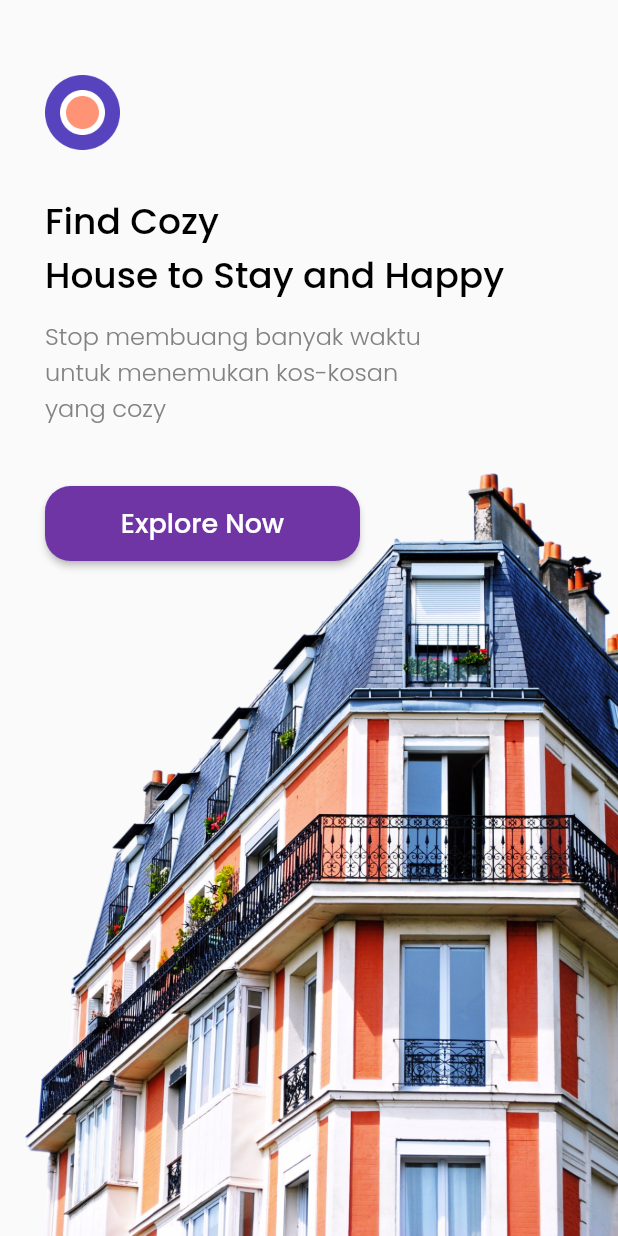
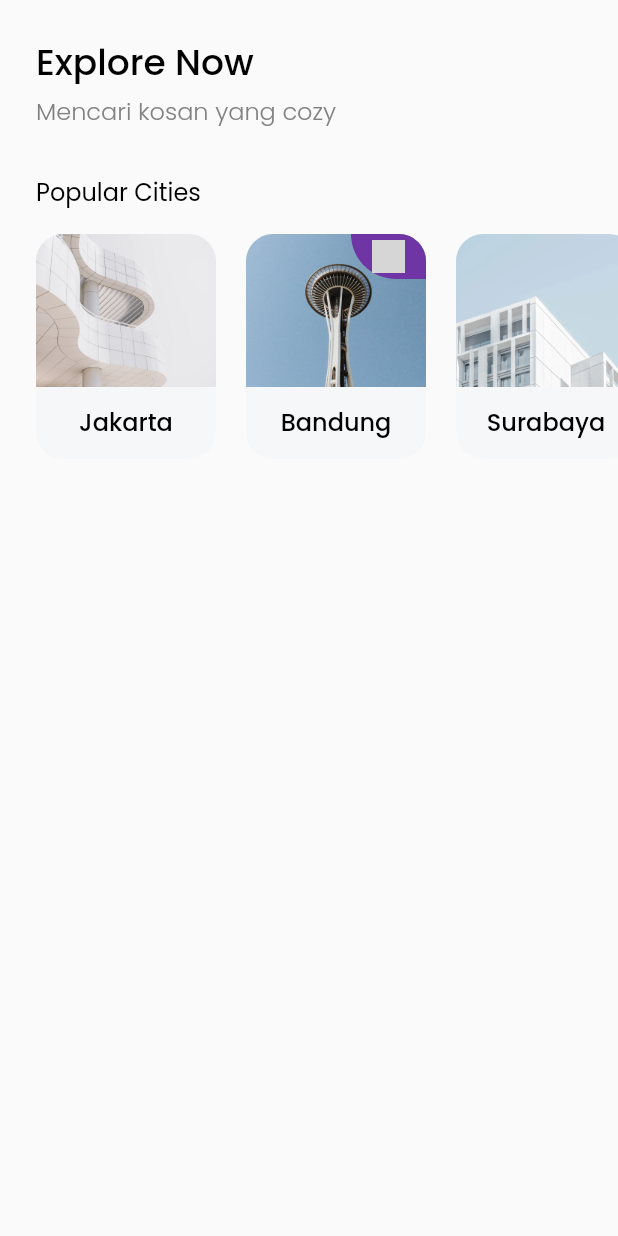
Before and after one commit to Al-Aswad/belajar-flutter-cozy, a Flutter app: the screen it shows after launch, after a tap on "Explore Now", on a phone screen of 412 x 824 dp. Run offline on Flutter 3.47's test engine with Material 2 defaults, Android fonts, the phone set to English and light mode, and no system bars; our stand-ins replace google_fonts; grey boxes are pictures that could not be loaded.

Commit message:
feat: popular cities

```diff
--- /dev/null
+++ b/lib/models/city.dart
@@ -0,0 +1,12 @@
+class City {
+  int id;
+  String name;
+  String image_url;
+  bool isPopular;
+
+  City(
+      {required this.id,
+      required this.name,
+      required this.image_url,
+      this.isPopular = false});
+}
--- /dev/null
+++ b/lib/pages/home_page.dart
@@ -0,0 +1,85 @@
+import 'package:cozy_kost/theme.dart';
+import 'package:cozy_kost/widgets/city_card.dart';
+import 'package:flutter/material.dart';
+import 'package:cozy_kost/models/city.dart';
+
+class HomePage extends StatelessWidget {
+  @override
+  Widget build(BuildContext context) {
+    return Scaffold(
+      body: SafeArea(
+        child: Padding(
+          padding: EdgeInsets.symmetric(vertical: edge),
+          child: ListView(
+            children: [
+              // NOTE: TITLE/HEADER
+              Padding(
+                padding: EdgeInsets.only(left: edge),
+                child: Text(
+                  'Explore Now',
+                  style: blackTextStyle.copyWith(fontSize: 24),
+                ),
+              ),
+              SizedBox(height: 2),
+              Padding(
+                padding: EdgeInsets.only(
+                  left: edge,
+                ),
+                child: Text(
+                  'Mencari kosan yang cozy',
+                  style: greyTextStyle.copyWith(fontSize: 16),
+                ),
+              ),
+              SizedBox(height: 30),
+              // NOTE: POPULAR CITIES
+              Padding(
+                padding: EdgeInsets.only(
+                  left: edge,
+                ),
+                child: Text(
+                  'Popular Cities',
+                  style: redularTextStyle.copyWith(fontSize: 16),
+                ),
+              ),
+              SizedBox(height: 16),
+              Container(
+                height: 150,
+                child: ListView(
+                  scrollDirection: Axis.horizontal,
+                  children: [
+                    const SizedBox(width: 24),
+                    CityCard(
+                      City(
+                        id: 1,
+                        name: 'Jakarta',
+                        image_url: 'assets/images/city1.png',
+                      ),
+                    ),
+                    const SizedBox(width: 20),
+                    CityCard(
+                      City(
+                        id: 1,
+                        name: 'Bandung',
+                        image_url: 'assets/images/city2.png',
+                        isPopular: true,
+                      ),
+                    ),
+                    const SizedBox(width: 20),
+                    CityCard(
+                      City(
+                        id: 1,
+                        name: 'Surabaya',
+                        image_url: 'assets/images/city3.png',
+                      ),
+                    ),
+                    const SizedBox(width: 24),
+                  ],
+                ),
+              )
+            ],
+          ),
+        ),
+      ),
+    );
+  }
+}
--- a/lib/pages/splash_page.dart
+++ b/lib/pages/splash_page.dart
@@ -1,3 +1,4 @@
+import 'package:cozy_kost/pages/home_page.dart';
 import 'package:cozy_kost/theme.dart';
 import 'package:flutter/material.dart';
 
@@ -52,7 +53,14 @@ class SplashPage extends StatelessWidget {
                         height: 50,
                         width: 210,
                         child: ElevatedButton(
-                          onPressed: () {},
+                          onPressed: () {
+                            Navigator.push(
+                              context,
+                              MaterialPageRoute(
+                                builder: (context) => HomePage(),
+                              ),
+                            );
+                          },
                           style: ElevatedButton.styleFrom(
                             backgroundColor: purpuleColor,
                             shape: RoundedRectangleBorder(
--- a/lib/theme.dart
+++ b/lib/theme.dart
@@ -6,6 +6,8 @@ Color orangeColor = const Color(0xffFFA000);
 Color blackColor = const Color(0xff000000);
 Color whiteColor = const Color(0xffFFFFFF);
 Color greyColor = const Color(0xff828282);
+
+double edge = 24;
 
 TextStyle blackTextStyle = GoogleFonts.poppins(
   fontWeight: FontWeight.w500,
@@ -24,3 +26,8 @@ TextStyle purpleTextStyle = GoogleFonts.poppins(
   fontWeight: FontWeight.w500,
   color: purpuleColor,
 );
+
+TextStyle redularTextStyle = GoogleFonts.poppins(
+  fontWeight: FontWeight.w400,
+  color: blackColor,
+);
--- /dev/null
+++ b/lib/widgets/city_card.dart
@@ -0,0 +1,57 @@
+import 'package:cozy_kost/models/city.dart';
+import 'package:cozy_kost/theme.dart';
+import 'package:flutter/material.dart';
+
+class CityCard extends StatelessWidget {
+  final City city;
+
+  const CityCard(this.city);
+
+  @override
+  Widget build(BuildContext context) {
+    return ClipRRect(
+      borderRadius: BorderRadius.circular(18),
+      child: Container(
+        height: 150,
+        width: 120,
+        color: const Color(0xffF6F7F8),
+        child: Column(children: [
+          Stack(
+            children: [
+              Image.asset(
+                city.image_url,
+                width: 120,
+                height: 102,
+                fit: BoxFit.cover,
+              ),
+              city.isPopular
+                  ? Align(
+                      alignment: Alignment.topRight,
+                      child: Container(
+                        width: 50,
+                        height: 30,
+                        decoration: BoxDecoration(
+                          color: purpuleColor,
+                          borderRadius: const BorderRadius.only(
+                            bottomLeft: Radius.circular(36),
+                          ),
+                        ),
+                        child: Center(
+                          child: Image.asset(
+                            'assets/icons/icon_star_solid.png',
+                            width: 22,
+                            height: 22,
+                          ),
+                        ),
+                      ),
+                    )
+                  : Container()
+            ],
+          ),
+          SizedBox(height: 11),
+          Text(city.name, style: blackTextStyle.copyWith(fontSize: 16)),
+        ]),
+      ),
+    );
+  }
+}
```
